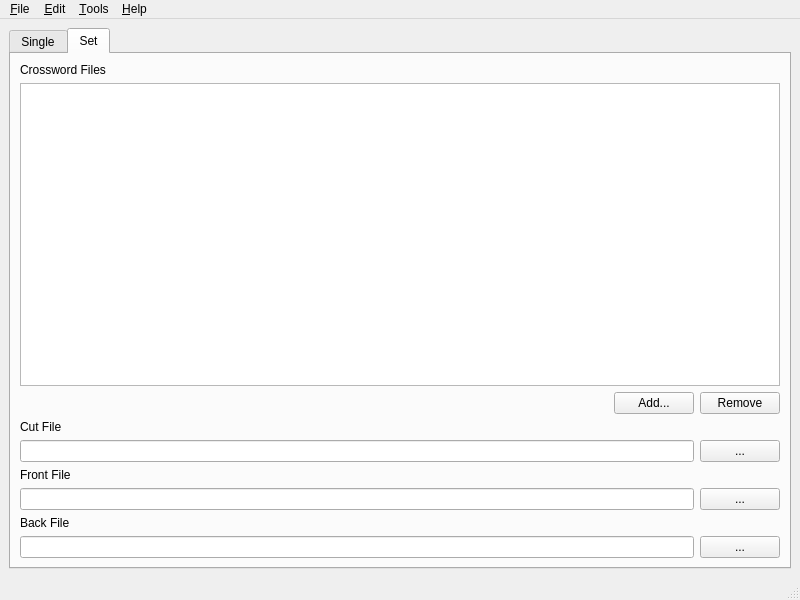
Above: four_letter_blocks/main_window.ui from donkirkby/four-letter-blocks before the change. Below: the same form after it.
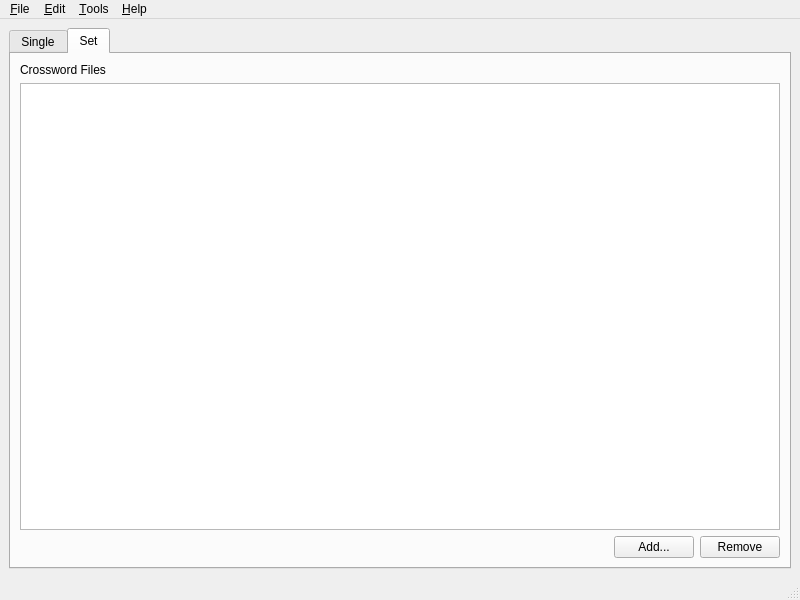
That is the form after the change. The open tabs and pages were chosen to show the change. Custom widgets are drawn as their Qt base class.

Commit message:
Draw front and back, for #23.
Write to zip file.

The edit to the form file:
```diff
--- a/four_letter_blocks/main_window.ui
+++ b/four_letter_blocks/main_window.ui
@@ -94,51 +94,6 @@
         <string>Set</string>
        </attribute>
        <layout class="QGridLayout" name="gridLayout">
-        <item row="0" column="0" colspan="3">
-         <widget class="QLabel" name="crossword_label">
-          <property name="text">
-           <string>Crossword Files</string>
-          </property>
-         </widget>
-        </item>
-        <item row="1" column="0" colspan="3">
-         <widget class="QListWidget" name="crossword_files"/>
-        </item>
-        <item row="2" column="2">
-         <widget class="QPushButton" name="remove_button">
-          <property name="text">
-           <string>Remove</string>
-          </property>
-         </widget>
-        </item>
-        <item row="2" column="1">
-         <widget class="QPushButton" name="add_button">
-          <property name="text">
-           <string>Add...</string>
-          </property>
-         </widget>
-        </item>
-        <item row="8" column="0">
-         <widget class="QLabel" name="front_label">
-          <property name="text">
-           <string>Front File</string>
-          </property>
-         </widget>
-        </item>
-        <item row="3" column="0" colspan="3">
-         <widget class="QLabel" name="cut_label">
-          <property name="text">
-           <string>Cut File</string>
-          </property>
-         </widget>
-        </item>
-        <item row="10" column="0">
-         <widget class="QLabel" name="back_label">
-          <property name="text">
-           <string>Back File</string>
-          </property>
-         </widget>
-        </item>
         <item row="2" column="0">
          <spacer name="crossword_spacer">
           <property name="orientation">
@@ -152,33 +107,27 @@
           </property>
          </spacer>
         </item>
-        <item row="7" column="0" colspan="2">
-         <widget class="QLineEdit" name="cut_file"/>
+        <item row="1" column="0" colspan="3">
+         <widget class="QListWidget" name="crossword_files"/>
         </item>
-        <item row="9" column="0" colspan="2">
-         <widget class="QLineEdit" name="front_file"/>
-        </item>
-        <item row="11" column="0" colspan="2">
-         <widget class="QLineEdit" name="back_file"/>
-        </item>
-        <item row="7" column="2">
-         <widget class="QPushButton" name="cut_button">
+        <item row="2" column="2">
+         <widget class="QPushButton" name="remove_button">
           <property name="text">
-           <string>...</string>
+           <string>Remove</string>
           </property>
          </widget>
         </item>
-        <item row="9" column="2">
-         <widget class="QPushButton" name="front_button">
+        <item row="2" column="1">
+         <widget class="QPushButton" name="add_button">
           <property name="text">
-           <string>...</string>
+           <string>Add...</string>
           </property>
          </widget>
         </item>
-        <item row="11" column="2">
-         <widget class="QPushButton" name="back_button">
+        <item row="0" column="0" colspan="3">
+         <widget class="QLabel" name="crossword_label">
           <property name="text">
-           <string>...</string>
+           <string>Crossword Files</string>
           </property>
          </widget>
         </item>
```
Left out of the diff: 6 changed lines with no effect on the pictures. The commit also changes 8 other files.
